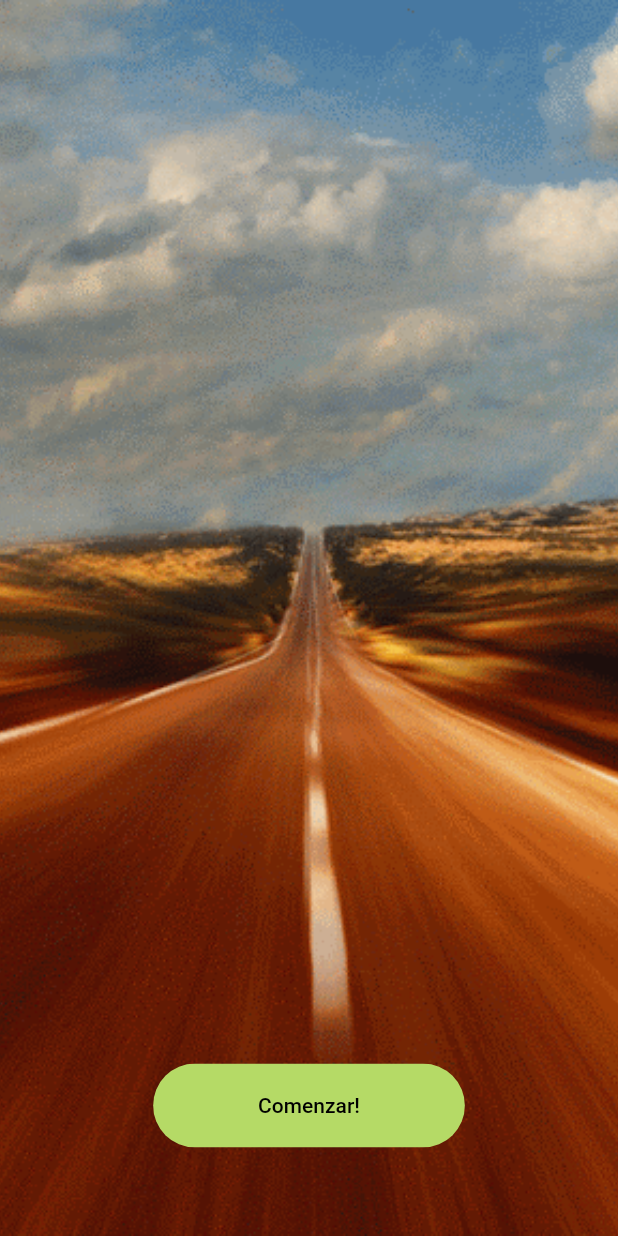
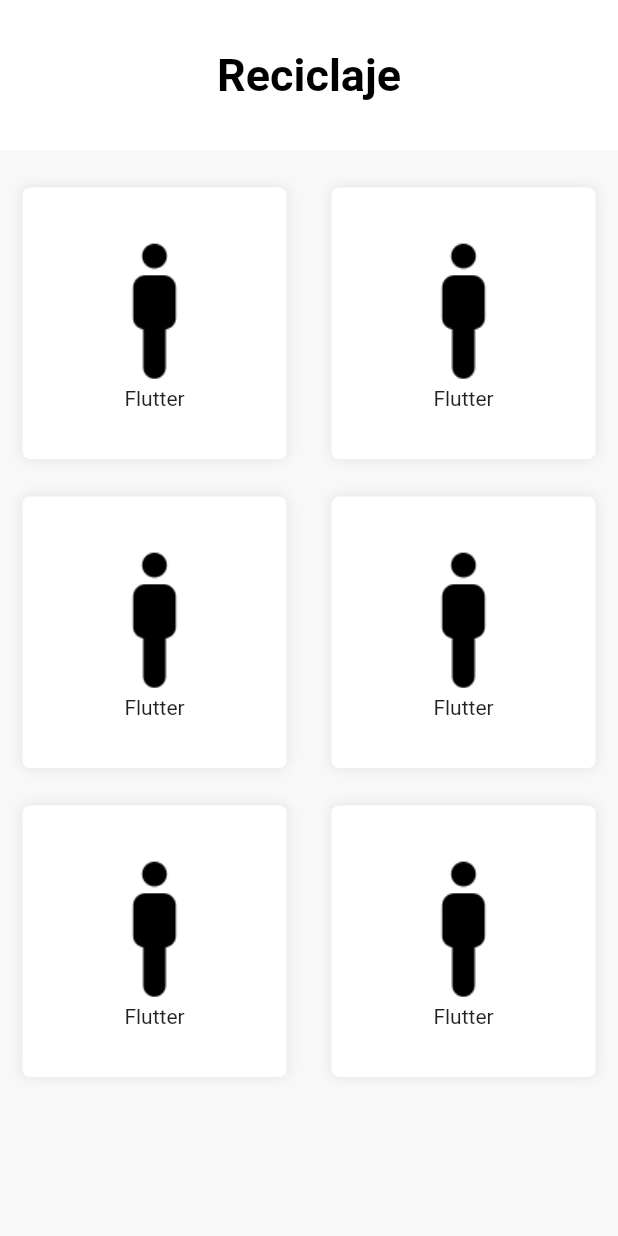
Before and after one commit to Luis-GuillermoNino/proyecto, a Flutter app: the screen it shows after launch, on a phone screen of 412 x 824 dp. Run offline on Flutter 3.47's test engine with Material 2 defaults, Android fonts, the phone set to English and light mode, and no system bars; our stand-ins replace get, google_maps_flutter, hexcolor, location; missing offline and left inert: flutter_polyline_points, mysql1.

Commit message:
Cambio de mapa/m_ reciclaje

```diff
--- /dev/null
+++ b/lib/m_reciclaje/categoria.dart
@@ -0,0 +1,19 @@
+class Categoria {
+  int id;
+  String nombre;
+  String foto;
+
+  Categoria(this.id, this.nombre, this.foto);
+}
+
+final Menu=[
+  Categoria(1, "Flutter", "personamarcador.png"),
+  Categoria(2, "Flutter", "personamarcador.png"),
+  Categoria(3, "Flutter", "personamarcador.png"),
+  Categoria(4, "Flutter", "personamarcador.png"),
+  Categoria(5, "Flutter", "personamarcador.png"),
+  Categoria(6, "Flutter", "personamarcador.png"),
+
+
+
+];
--- /dev/null
+++ b/lib/m_reciclaje/menu_r.dart
@@ -0,0 +1,65 @@
+import 'package:aplicacion/m_reciclaje/categoria.dart';
+import 'package:flutter/material.dart';
+
+class menu_reciclaje extends StatefulWidget {
+  const menu_reciclaje({Key? key}) : super(key: key);
+
+  @override
+  State<menu_reciclaje> createState() => _menu_reciclajeState();
+}
+
+class _menu_reciclajeState extends State<menu_reciclaje> {
+  @override
+  Widget build(BuildContext context) {
+    return Scaffold(
+      backgroundColor: Color(0xFFF8F8F8),
+      appBar: AppBar(
+        elevation: 0,
+        toolbarHeight: 100,
+        title:  Text("Reciclaje"),
+        titleTextStyle:  TextStyle(
+          color: Colors.black,
+          fontSize: 30,
+        fontWeight: FontWeight.bold,),
+        backgroundColor: Colors.white,
+        centerTitle: true,
+
+      ),
+
+      //backgroundColor: Colors.white,
+      body: Container(
+
+        child: GridView.builder(
+          itemCount: Menu.length,
+            gridDelegate: new SliverGridDelegateWithFixedCrossAxisCount(crossAxisCount: 2),
+            itemBuilder: (context,index){
+            return Container(
+                height: 80, width: 30,
+              margin: EdgeInsets.only(left: 15,right: 15,top: 25,),
+              decoration: BoxDecoration(
+                color: Colors.white,
+                borderRadius: BorderRadius.circular(5),
+                boxShadow: [
+                  BoxShadow(
+                    color: Colors.black.withOpacity(0.09),
+                    blurRadius: 7,
+                  ),
+                ],
+              ),
+              child: GestureDetector(
+                onTap: (){},
+                child: Column(
+                  mainAxisAlignment: MainAxisAlignment.center,
+                  children: [
+                    Image.asset("assets/"+Menu[index].foto, width: 100,),
+                    Text(Menu[index].nombre)
+                  ],
+                ),
+              )
+            );
+            }
+        ),
+      ),
+    );
+  }
+}
--- a/lib/main.dart
+++ b/lib/main.dart
@@ -1,6 +1,10 @@
 import 'package:aplicacion/InicioSesion/SplashS.dart';
 import 'package:flutter/material.dart';
 import 'package:get/get.dart';
+
+
+import 'm_reciclaje/menu_r.dart';
+import 'my_app.dart';
 
 
 //Quieres ir al cine o a comer ahorita que termine la reunión bonita?
@@ -11,13 +15,14 @@
       const App()
   );
 }
+
 class App extends StatelessWidget {
   const App({Key? key}) : super(key: key);
   @override
   Widget build(BuildContext context) {
     return const GetMaterialApp(
       debugShowCheckedModeBanner: false,
-      home: SplashView(),
+      home: menu_reciclaje(),
     );
   }
 }
--- a/lib/menu/menu.dart
+++ b/lib/menu/menu.dart
@@ -8,6 +8,7 @@
 import 'package:flutter/cupertino.dart';
 import 'package:flutter/material.dart';
 import '../edicion/colores.dart';
+import '../m_reciclaje/menu_r.dart';
 import 'lista.dart';
 
 
@@ -127,7 +128,7 @@
         break;
       case 2:
         Navigator.push(
-            context, MaterialPageRoute(builder: (context) => const reciclaje()));
+            context, MaterialPageRoute(builder: (context) => const menu_reciclaje()));
         break;
       case 3:
         Navigator.push(
--- a/lib/my_app.dart
+++ b/lib/my_app.dart
@@ -1,6 +1,7 @@
 import 'package:aplicacion/mapa.dart';
 import 'package:flutter/material.dart';
 import 'package:flutter/services.dart';
+import 'package:hexcolor/hexcolor.dart';
 
 class MyApp extends StatelessWidget {
   const MyApp({super.key});
@@ -16,7 +17,7 @@
           children: [
             SafeArea(
               child: Image.asset(
-                'assets/fondopantalla.gif',
+                'assets/puente.gif',
                 fit: BoxFit.cover,
                 width: double.infinity,
                 height: double.infinity,
@@ -28,13 +29,13 @@
                 children: [
                   const SizedBox(height: 650),
                   ClipRRect(
-                    borderRadius: BorderRadius.circular(29),
+                    borderRadius: BorderRadius.circular(35),
                     child: TextButton(
                       style: TextButton.styleFrom(
                           foregroundColor: Colors.black,
                           padding: const EdgeInsets.symmetric(
-                              vertical: 20, horizontal: 70),
-                          backgroundColor: const Color(0xFFB5DA66)),
+                              vertical: 15, horizontal: 80),
+                          backgroundColor: HexColor('98cc78')),
                       onPressed: () {
                         Navigator.push(
                           context,
@@ -49,7 +50,12 @@
                           ),
                         );
                       },
-                      child: const Text("Comenzar!"),
+                      child: const Text("Comenzar!",
+                      style: TextStyle(fontSize: 15,
+                      color: Colors.black87,
+                      fontWeight: FontWeight.bold
+                      ),
+                      ),
                     ),
                   ),
                 ],
--- a/pubspec.yaml
+++ b/pubspec.yaml
@@ -73,6 +73,9 @@
   assets:
     - assets/fondopantalla.gif
     - assets/personamarcador.png
+    - assets/puente.gif
+    - assets/morada.gif
+    - assets/coches.gif
   # An image asset can refer to one or more resolution-specific "variants", see
   # https://flutter.dev/assets-and-images/#resolution-aware
 
```
Also changed, not shown: assets/coches.gif (added), assets/morada.gif (added), assets/puente.gif (added), 2 other files.
